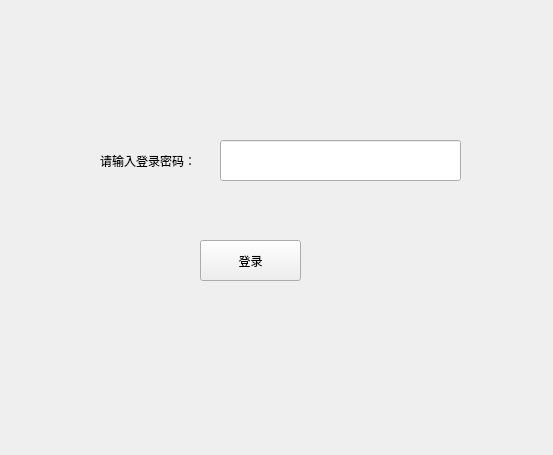
zihaojf/Zora, file passwordlogin.ui: the form before one commit.
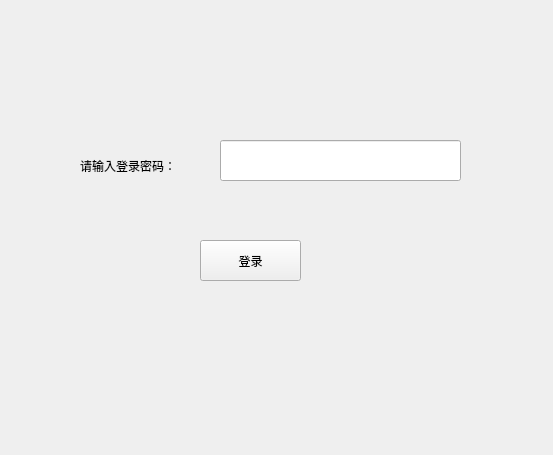
The form after the commit.

```diff
--- a/passwordlogin.ui
+++ b/passwordlogin.ui
@@ -16,10 +16,10 @@
   <widget class="QLabel" name="label">
    <property name="geometry">
     <rect>
-     <x>100</x>
+     <x>80</x>
      <y>140</y>
-     <width>121</width>
-     <height>41</height>
+     <width>141</width>
+     <height>51</height>
     </rect>
    </property>
    <property name="text">
```
